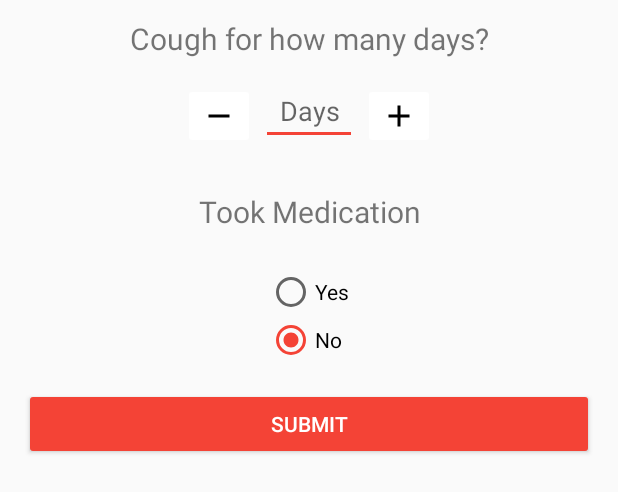
After one commit to Joshua56/FirebaseAuth, an Android app: the layout fragment_disease.xml on its own in the app's theme, with its tools: preview values and no code run, on a phone screen of 412 x 824 dp. The commit adds this screen. Shown: the top 492 px of the screen. Run offline under Robolectric (Android 15) with nearby library versions, the phone set to English and light mode, and no system bars.

Commit message:
add fragment for disease symptoms

```diff
--- a/app/build.gradle
+++ b/app/build.gradle
@@ -23,6 +23,7 @@ dependencies {
     implementation fileTree(dir: 'libs', include: ['*.jar'])
     implementation 'androidx.appcompat:appcompat:1.0.2'
     implementation 'androidx.constraintlayout:constraintlayout:1.1.3'
+    implementation 'androidx.legacy:legacy-support-v4:1.0.0'
     testImplementation 'junit:junit:4.12'
     androidTestImplementation 'androidx.test:runner:1.2.0'
     androidTestImplementation 'androidx.test.espresso:espresso-core:3.2.0'
--- /dev/null
+++ b/app/src/main/java/www/joshmyapps/com/healthcare/DiseaseFragment.java
@@ -0,0 +1,43 @@
+package www.joshmyapps.com.healthcare;
+
+
+import android.os.Bundle;
+import android.view.LayoutInflater;
+import android.view.View;
+import android.view.ViewGroup;
+import android.widget.TextView;
+import android.widget.Toast;
+
+import androidx.fragment.app.Fragment;
+
+
+public class DiseaseFragment extends Fragment {
+
+
+    private TextView mTextview;
+
+    public DiseaseFragment() {
+        // Required empty public constructor
+    }
+
+
+    @Override
+    public View onCreateView(LayoutInflater inflater, ViewGroup container,
+                             Bundle savedInstanceState) {
+        View v = inflater.inflate(R.layout.fragment_disease, container, false);
+        mTextview = v.findViewById(R.id.disease_statement_text_view);
+        return v;
+    }
+
+    @Override
+    public void onResume() {
+        super.onResume();
+        String statement = String.format("%s for how many days?", Medication.disease);
+        mTextview.setText(statement);
+    }
+
+    public void submitResponse(View view) {
+        Toast.makeText(getContext(), "Submitted", Toast.LENGTH_LONG).show();
+    }
+
+}
--- a/app/src/main/java/www/joshmyapps/com/healthcare/Medication.java
+++ b/app/src/main/java/www/joshmyapps/com/healthcare/Medication.java
@@ -1,12 +1,14 @@
 package www.joshmyapps.com.healthcare;
+
+import android.content.Intent;
+import android.os.Bundle;
+import android.util.Log;
 
 import androidx.appcompat.app.AppCompatActivity;
 
-import android.content.Intent;
-import android.os.Bundle;
-import android.widget.TextView;
+public class Medication extends AppCompatActivity {
 
-public class Medication extends AppCompatActivity {
+    public static String disease;
 
     @Override
     protected void onCreate(Bundle savedInstanceState) {
@@ -14,10 +16,11 @@ public class Medication extends AppCompatActivity {
         setContentView(R.layout.activity_medication);
         Intent intent = getIntent();
 
-        if(intent.hasExtra("Disease")){
-        String disease = intent.getStringExtra("Disease");
-        TextView textview = findViewById(R.id.count_days_text_view);
-        textview.setText(disease);
+        if (intent.hasExtra("Disease")) {
+            disease = intent.getStringExtra(getString(R.string.disease_key));
+            Log.d(Medication.class.getSimpleName(), disease);
+            if (getSupportActionBar() != null)
+                getSupportActionBar().setTitle(disease);
         }
     }
 }
--- /dev/null
+++ b/app/src/main/res/drawable/ic_decrease.xml
@@ -0,0 +1,9 @@
+<vector xmlns:android="http://schemas.android.com/apk/res/android"
+        android:width="24dp"
+        android:height="24dp"
+        android:viewportWidth="24.0"
+        android:viewportHeight="24.0">
+    <path
+        android:fillColor="#FF000000"
+        android:pathData="M19,13H5v-2h14v2z"/>
+</vector>
--- /dev/null
+++ b/app/src/main/res/drawable/ic_increase.xml
@@ -0,0 +1,9 @@
+<vector xmlns:android="http://schemas.android.com/apk/res/android"
+        android:width="24dp"
+        android:height="24dp"
+        android:viewportWidth="24.0"
+        android:viewportHeight="24.0">
+    <path
+        android:fillColor="#FF000000"
+        android:pathData="M19,13h-6v6h-2v-6H5v-2h6V5h2v6h6v2z"/>
+</vector>
--- a/app/src/main/res/layout/activity_medication.xml
+++ b/app/src/main/res/layout/activity_medication.xml
@@ -1,15 +1,14 @@
 <?xml version="1.0" encoding="utf-8"?>
-<ScrollView xmlns:android="http://schemas.android.com/apk/res/android"
-    xmlns:app="http://schemas.android.com/apk/res-auto"
+<LinearLayout xmlns:android="http://schemas.android.com/apk/res/android"
     xmlns:tools="http://schemas.android.com/tools"
     android:layout_width="match_parent"
     android:layout_height="match_parent"
-
     tools:context=".Medication">
 
-    <TextView
-        android:id="@+id/count_days_text_view"
+    <fragment
+        android:name="www.joshmyapps.com.healthcare.DiseaseFragment"
+        android:id="@+id/disease_fragment"
         android:layout_width="match_parent"
-        android:layout_height="wrap_content" />
+        android:layout_height="match_parent" />
 
-</ScrollView>
+</LinearLayout>
--- /dev/null
+++ b/app/src/main/res/layout/fragment_disease.xml
@@ -0,0 +1,91 @@
+<?xml version="1.0" encoding="utf-8"?>
+<LinearLayout xmlns:android="http://schemas.android.com/apk/res/android"
+    xmlns:tools="http://schemas.android.com/tools"
+    android:layout_width="match_parent"
+    android:layout_height="match_parent"
+    android:orientation="vertical"
+    tools:context=".DiseaseFragment">
+
+    <TextView
+        android:id="@+id/disease_statement_text_view"
+        android:layout_width="match_parent"
+        android:layout_height="wrap_content"
+        android:layout_margin="4dp"
+        android:padding="8dp"
+        android:textAlignment="center"
+        android:textSize="20sp"
+        tools:text="Cough for how many days?" />
+
+    <LinearLayout
+        android:layout_width="wrap_content"
+        android:layout_height="wrap_content"
+        android:layout_gravity="center"
+        android:orientation="horizontal">
+
+        <ImageButton
+            android:id="@+id/dec_button"
+            android:layout_width="wrap_content"
+            android:layout_height="wrap_content"
+            android:layout_gravity="center"
+            android:layout_margin="4dp"
+            android:backgroundTint="#ffffff"
+            android:minHeight="20dp"
+            android:src="@drawable/ic_decrease" />
+
+        <EditText
+            android:id="@+id/days_edit_text"
+            android:layout_width="wrap_content"
+            android:layout_height="wrap_content"
+            android:hint="Days"
+            android:inputType="number"
+            android:minWidth="64dp"
+            android:textAlignment="center" />
+
+        <ImageButton
+            android:id="@+id/inc_button"
+            android:layout_width="wrap_content"
+            android:layout_height="wrap_content"
+            android:layout_gravity="center"
+            android:layout_margin="4dp"
+            android:backgroundTint="#ffffff"
+            android:minHeight="20dp"
+            android:src="@drawable/ic_increase" />
+    </LinearLayout>
+
+    <TextView
+        android:layout_width="match_parent"
+        android:layout_height="wrap_content"
+        android:layout_margin="16dp"
+        android:padding="8dp"
+        android:text="@string/took_medication"
+        android:textAlignment="center"
+        android:textSize="20sp" />
+
+    <RadioGroup
+        android:id="@+id/medication_radio_group"
+        android:layout_width="wrap_content"
+        android:layout_height="wrap_content"
+        android:layout_gravity="center">
+
+        <RadioButton
+            android:layout_width="match_parent"
+            android:layout_height="wrap_content"
+            android:text="@string/yes" />
+
+        <RadioButton
+            android:layout_width="match_parent"
+            android:layout_height="wrap_content"
+            android:checked="true"
+            android:text="@string/no" />
+    </RadioGroup>
+
+    <Button
+        android:layout_width="match_parent"
+        android:layout_height="wrap_content"
+        android:layout_margin="16dp"
+        android:backgroundTint="?colorAccent"
+        android:minWidth="100dp"
+        android:onClick="submitResponse"
+        android:text="@string/submit"
+        android:textColor="#ffffff" />
+</LinearLayout>
--- a/app/src/main/res/values/strings.xml
+++ b/app/src/main/res/values/strings.xml
@@ -5,4 +5,12 @@
     <string name="chat_room">Chat Room</string>
     <string name="navigation_drawer_open">Open navigation drawer</string>
     <string name="navigation_drawer_close">Close navigation drawer</string>
+
+    <!-- TODO: Remove or change this placeholder text -->
+    <string name="hello_blank_fragment">Hello blank fragment</string>
+    <string name="took_medication">Took Medication</string>
+    <string name="submit">Submit</string>
+    <string name="yes">Yes</string>
+    <string name="no">No</string>
+    <string name="disease_key">Disease</string>
 </resources>
```
